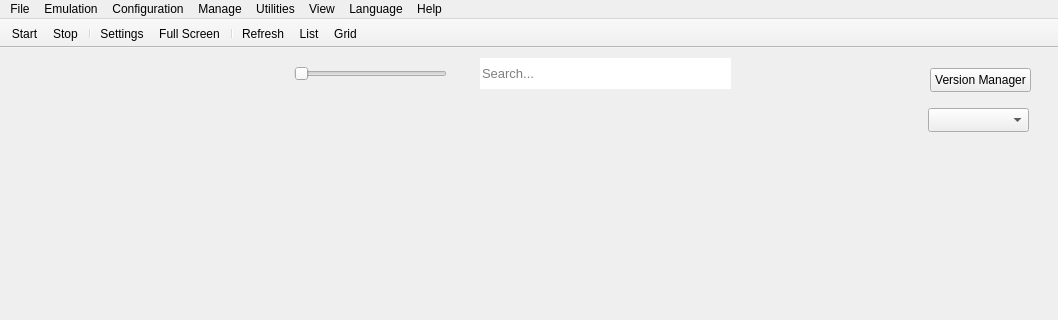
This is src/qt_ui/main_window.ui in shadLaunchers/shadLauncher5 as Qt 5 draws it before an edit; both pictures show x 0 to 1058 and y 0 to 320 of the 1058 by 596 pixel window. The edited form follows.
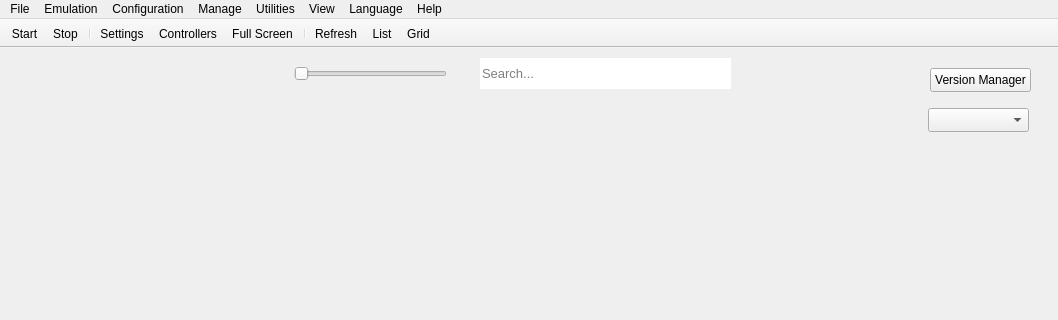
This is the edited form. Icons and pictures are not drawn.

```diff
--- a/src/qt_ui/main_window.ui
+++ b/src/qt_ui/main_window.ui
@@ -306,6 +306,7 @@
    <addaction name="toolbar_stop"/>
    <addaction name="separator"/>
    <addaction name="toolbar_config"/>
+   <addaction name="toolbar_controls"/>
    <addaction name="toolbar_fullscreen"/>
    <addaction name="separator"/>
    <addaction name="toolbar_refresh"/>
```
